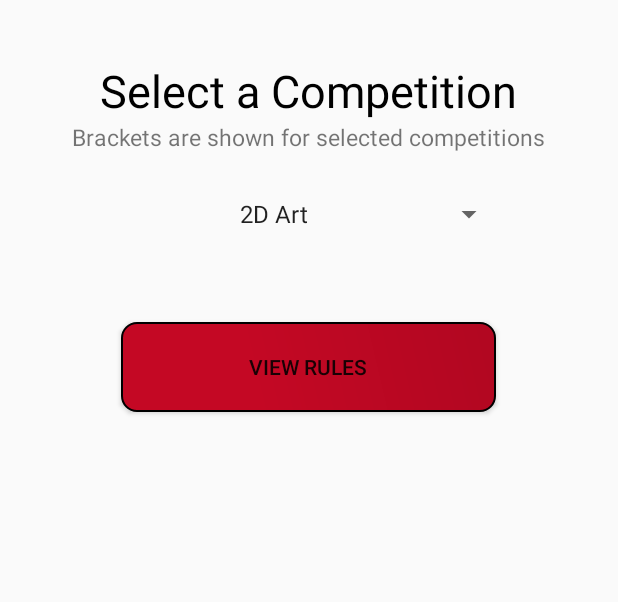
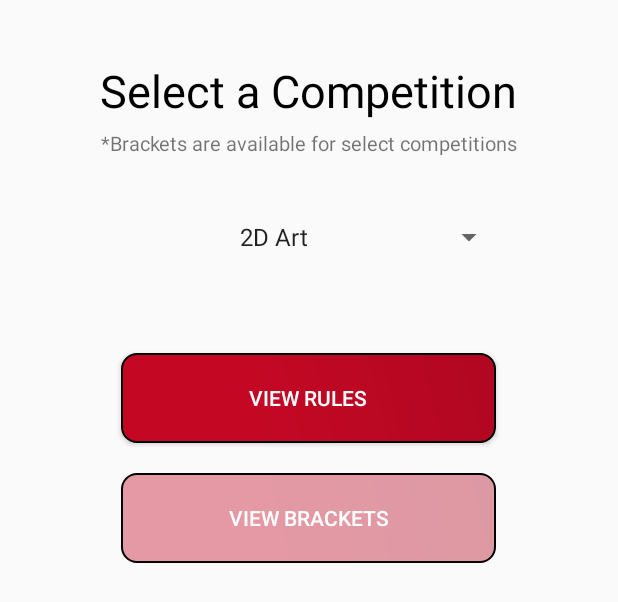
Before and after one commit to dkhan99/MIST_Android, an Android app: the layout fragment_competitions.xml on its own in the app's theme, with its tools: preview values and no code run, on a phone screen of 412 x 824 dp. Shown: the top 602 px of the screen. Run offline under Robolectric (Android 15) with nearby library versions, the phone set to English and light mode, and no system bars.

Commit message:
competition page - created bracket button that is unclickable if not a bracket competition

```diff
--- a/app/src/main/java/com/mistapp/mistandroid/CompetitionsFragment.java
+++ b/app/src/main/java/com/mistapp/mistandroid/CompetitionsFragment.java
@@ -10,6 +10,7 @@
 import android.support.v4.app.Fragment;
 import android.support.v4.app.FragmentManager;
 import android.support.v4.app.FragmentTransaction;
+import android.support.v4.content.ContextCompat;
 import android.util.Log;
 import android.view.LayoutInflater;
 import android.view.View;
@@ -70,12 +71,14 @@
                 }
                 String chosenCompetition = ((TextView)view).getText().toString();
 
-                //show 'view bracket' button only if the competition is a bracket competition
+                //show 'clickable' button only if the competition is a bracket competition
                 if (bracketCompetitions.contains(chosenCompetition)){
-                    viewBracketButton.setVisibility(View.VISIBLE);
+                    viewBracketButton.setBackground(ContextCompat.getDrawable(getActivity(), R.drawable.red_button));
+                    viewBracketButton.setClickable(true);
                 }
                 else{
-                    viewBracketButton.setVisibility(View.INVISIBLE);
+                    viewBracketButton.setBackground(ContextCompat.getDrawable(getActivity(), R.drawable.red_button_unclickable));
+                    viewBracketButton.setClickable(false);
                 }
             }
 
--- /dev/null
+++ b/app/src/main/res/drawable/red_button_unclickable.xml
@@ -0,0 +1,28 @@
+<?xml version="1.0" encoding="utf-8"?>
+<shape xmlns:android="http://schemas.android.com/apk/res/android" android:shape="rectangle" >
+    <corners
+        android:radius="10dp"
+        />
+    <gradient
+        android:angle="45"
+        android:centerX="35%"
+        android:centerColor="#66c40824"
+        android:startColor="#66c40824"
+        android:endColor="#66b10721"
+        android:type="linear"
+        />
+    <padding
+        android:left="0dp"
+        android:top="0dp"
+        android:right="0dp"
+        android:bottom="0dp"
+        />
+    <size
+        android:width="250dp"
+        android:height="60dp"
+        />
+    <stroke
+        android:width="1dp"
+        android:color="#000000"
+        />
+</shape>
--- a/app/src/main/res/layout/fragment_competitions.xml
+++ b/app/src/main/res/layout/fragment_competitions.xml
@@ -17,19 +17,21 @@
         android:id="@+id/competitions_spinner"
         android:layout_width="wrap_content"
         android:layout_height="wrap_content"
+
         android:entries="@array/competitions_sorted"
         android:textAlignment="center"
         android:layout_below="@+id/select_competition_text"
-        android:layout_marginTop="50dp"
+        android:layout_marginTop="65dp"
         android:layout_centerHorizontal="true"
         android:prompt="@string/choose_competition" />
 
     <Button
         android:id="@+id/view_rules_btn"
+        android:textColor="@color/white"
         android:layout_below="@id/competitions_spinner"
         android:background="@drawable/red_button"
         android:layout_centerHorizontal="true"
-        android:layout_marginTop="60dp"
+        android:layout_marginTop="65dp"
         android:layout_width="wrap_content"
         android:layout_height="wrap_content"
         android:text="@string/view_rules"
@@ -37,13 +39,13 @@
 
     <Button
         android:id="@+id/view_bracket_btn"
+        android:textColor="@color/white"
         android:layout_below="@id/view_rules_btn"
-        android:background="@drawable/red_button"
+        android:background="@drawable/red_button_unclickable"
         android:layout_centerHorizontal="true"
         android:layout_marginTop="20dp"
         android:layout_width="wrap_content"
         android:layout_height="wrap_content"
-        android:visibility="invisible"
         android:text="@string/view_brackets"
         />
 
@@ -51,8 +53,9 @@
         android:id="@+id/select_bracket"
         android:layout_width="wrap_content"
         android:layout_height="wrap_content"
-        android:text="Brackets are shown for selected competitions"
-        android:textSize="15dp"
+        android:layout_marginTop="5dp"
+        android:text="*Brackets are available for select competitions"
+        android:textSize="13dp"
         android:layout_below="@+id/select_competition_text"
         android:layout_centerHorizontal="true" />
 
```
